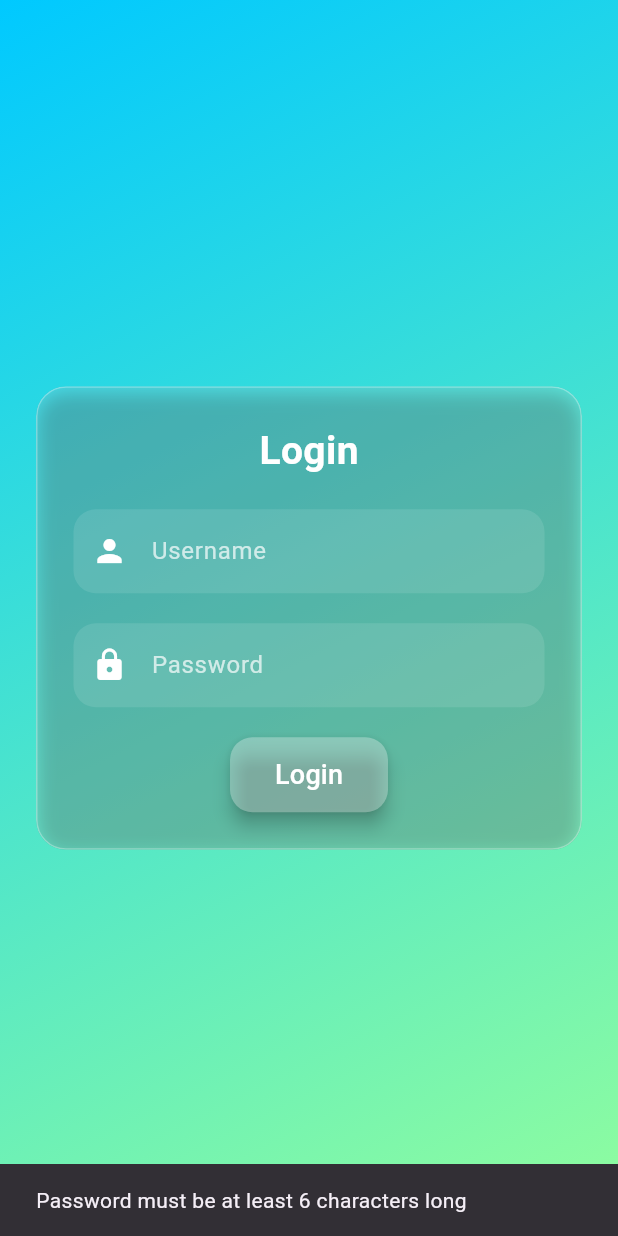
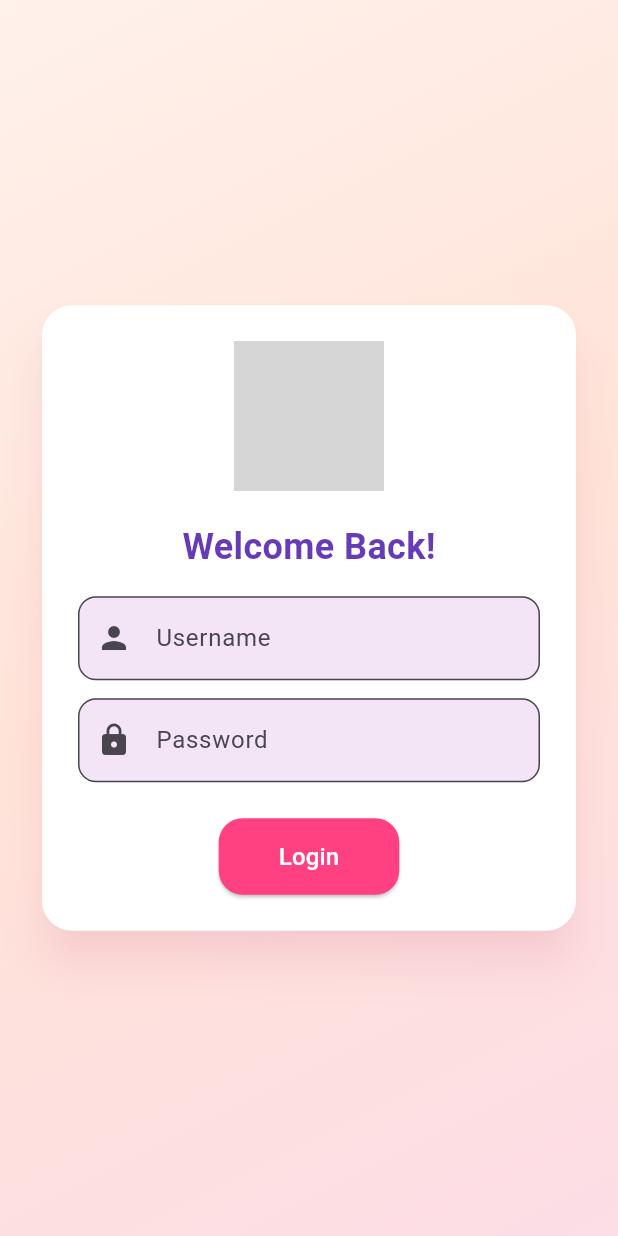
Before and after one commit to MahimaAkther716/Assignments-SADP, a Flutter app: the screen it shows after launch, after a tap on "Login", on a phone screen of 412 x 824 dp. Run offline on Flutter 3.47's test engine with Material 3 defaults, Android fonts, the phone set to English and light mode, and no system bars; network calls fail; grey boxes are pictures that could not be loaded.

```diff
--- a/lib/login_page.dart
+++ b/lib/login_page.dart
@@ -1,29 +1,21 @@
 import 'package:flutter/material.dart';
-import 'converter_screen.dart';
+import 'option_screen.dart';
 
-class LoginPage extends StatefulWidget {
-  const LoginPage({super.key});
-
+class LoginScreen extends StatefulWidget {
   @override
-  State<LoginPage> createState() => _LoginPageState();
+  _LoginScreenState createState() => _LoginScreenState();
 }
 
-class _LoginPageState extends State<LoginPage> {
+class _LoginScreenState extends State<LoginScreen> {
   final TextEditingController _usernameController = TextEditingController();
   final TextEditingController _passwordController = TextEditingController();
 
   void _login() {
-    final username = _usernameController.text;
-    final password = _passwordController.text;
-
-    if (password.length >= 6) {
-      Navigator.push(
+    if (_usernameController.text.isNotEmpty &&
+        _passwordController.text.isNotEmpty) {
+      Navigator.pushReplacement(
         context,
-        MaterialPageRoute(builder: (context) => TemperatureConverter()),
-      );
-    } else {
-      ScaffoldMessenger.of(context).showSnackBar(
-        SnackBar(content: Text('Password must be at least 6 characters long')),
+        MaterialPageRoute(builder: (_) => OptionScreen()),
       );
     }
   }
@@ -34,90 +26,81 @@ class _LoginPageState extends State<LoginPage> {
       body: Container(
         decoration: const BoxDecoration(
           gradient: LinearGradient(
-            colors: [Color(0xFF00C9FF), Color(0xFF92FE9D)],
+            colors: [Color(0xFFFFF1EB), Color(0xFFFFE3D8), Color(0xFFFDDDE6)],
             begin: Alignment.topLeft,
             end: Alignment.bottomRight,
           ),
         ),
         child: Center(
-          child: Padding(
-            padding: const EdgeInsets.all(24.0),
-            child: ClipRRect(
-              borderRadius: BorderRadius.circular(20),
-              child: Container(
-                padding: const EdgeInsets.all(24),
-                decoration: BoxDecoration(
-                  color: Colors.white.withOpacity(0.15),
-                  borderRadius: BorderRadius.circular(20),
-                  border: Border.all(color: Colors.white30),
-                  boxShadow: [
-                    BoxShadow(
-                      color: Colors.black26,
-                      blurRadius: 10,
-                      offset: Offset(0, 4),
-                    ),
-                  ],
-                ),
+          child: SingleChildScrollView(
+            padding: EdgeInsets.symmetric(horizontal: 24),
+            child: Card(
+              shape: RoundedRectangleBorder(
+                borderRadius: BorderRadius.circular(20),
+              ),
+              elevation: 12,
+              shadowColor: Colors.pinkAccent.withOpacity(0.2),
+              color: Colors.white,
+              child: Padding(
+                padding: const EdgeInsets.all(24.0),
                 child: Column(
                   mainAxisSize: MainAxisSize.min,
                   children: [
+                    Image.network(
+                      'https://cdn-icons-png.flaticon.com/512/3064/3064197.png',
+                      height: 100,
+                    ),
+                    SizedBox(height: 20),
                     Text(
-                      'Login',
+                      "Welcome Back!",
                       style: TextStyle(
-                        fontSize: 26,
+                        fontSize: 24,
                         fontWeight: FontWeight.bold,
-                        color: Colors.white,
+                        color: Colors.deepPurple,
                       ),
                     ),
-                    SizedBox(height: 20),
+                    SizedBox(height: 16),
                     TextField(
                       controller: _usernameController,
-                      style: TextStyle(color: Colors.white),
                       decoration: InputDecoration(
-                        hintText: 'Username',
-                        hintStyle: TextStyle(color: Colors.white70),
+                        labelText: 'Username',
+                        prefixIcon: Icon(Icons.person),
                         filled: true,
-                        fillColor: Colors.white.withOpacity(0.1),
+                        fillColor: Colors.purple[50],
                         border: OutlineInputBorder(
-                          borderRadius: BorderRadius.circular(15),
-                          borderSide: BorderSide.none,
+                          borderRadius: BorderRadius.circular(12),
                         ),
-                        prefixIcon: Icon(Icons.person, color: Colors.white),
                       ),
                     ),
-                    SizedBox(height: 20),
+                    SizedBox(height: 12),
                     TextField(
                       controller: _passwordController,
                       obscureText: true,
-                      style: TextStyle(color: Colors.white),
                       decoration: InputDecoration(
-                        hintText: 'Password',
-                        hintStyle: TextStyle(color: Colors.white70),
+                        labelText: 'Password',
+                        prefixIcon: Icon(Icons.lock),
                         filled: true,
-                        fillColor: Colors.white.withOpacity(0.1),
+                        fillColor: Colors.purple[50],
                         border: OutlineInputBorder(
-                          borderRadius: BorderRadius.circular(15),
-                          borderSide: BorderSide.none,
+                          borderRadius: BorderRadius.circular(12),
                         ),
-                        prefixIcon: Icon(Icons.lock, color: Colors.white),
                       ),
                     ),
-                    SizedBox(height: 20),
+                    SizedBox(height: 24),
                     ElevatedButton(
+                      style: ElevatedButton.styleFrom(
+                        backgroundColor: Colors.pinkAccent,
+                        foregroundColor: Colors.white,
+                        padding: EdgeInsets.symmetric(
+                          horizontal: 40,
+                          vertical: 14,
+                        ),
+                        shape: RoundedRectangleBorder(
+                          borderRadius: BorderRadius.circular(16),
+                        ),
+                      ),
                       onPressed: _login,
-                      style: ElevatedButton.styleFrom(
-                        padding: EdgeInsets.symmetric(
-                          horizontal: 30,
-                          vertical: 12,
-                        ),
-                        backgroundColor: Colors.white.withOpacity(0.3),
-                        foregroundColor: Colors.white,
-                        shape: RoundedRectangleBorder(
-                          borderRadius: BorderRadius.circular(15),
-                        ),
-                        elevation: 5,
-                      ),
-                      child: Text('Login', style: TextStyle(fontSize: 18)),
+                      child: Text('Login', style: TextStyle(fontSize: 16)),
                     ),
                   ],
                 ),
--- a/lib/main.dart
+++ b/lib/main.dart
@@ -1,18 +1,16 @@
+import 'package:firstassignment/login_page.dart';
+import 'package:firstassignment/option_screen.dart';
 import 'package:flutter/material.dart';
-import 'login_page.dart'; // Use this if your login code is now in login_page.dart
 
-void main() {
-  runApp(MyApp());
-}
+void main() => runApp(MyApp());
 
 class MyApp extends StatelessWidget {
   @override
   Widget build(BuildContext context) {
     return MaterialApp(
-      debugShowCheckedModeBanner: false,
-      title: 'First Assignment',
-      theme: ThemeData(primarySwatch: Colors.blue),
-      home: LoginPage(),
+      title: 'first Assignment',
+      theme: ThemeData(primarySwatch: Colors.teal),
+      home: LoginScreen(),
     );
   }
 }
```
Also changed, not shown: lib/converter_screen.dart (+47 -60 lines), lib/gridview_page.dart (added, +83 -0 lines), lib/listview_page.dart (added, +75 -0 lines), lib/option_screen.dart (added, +125 -0 lines).
